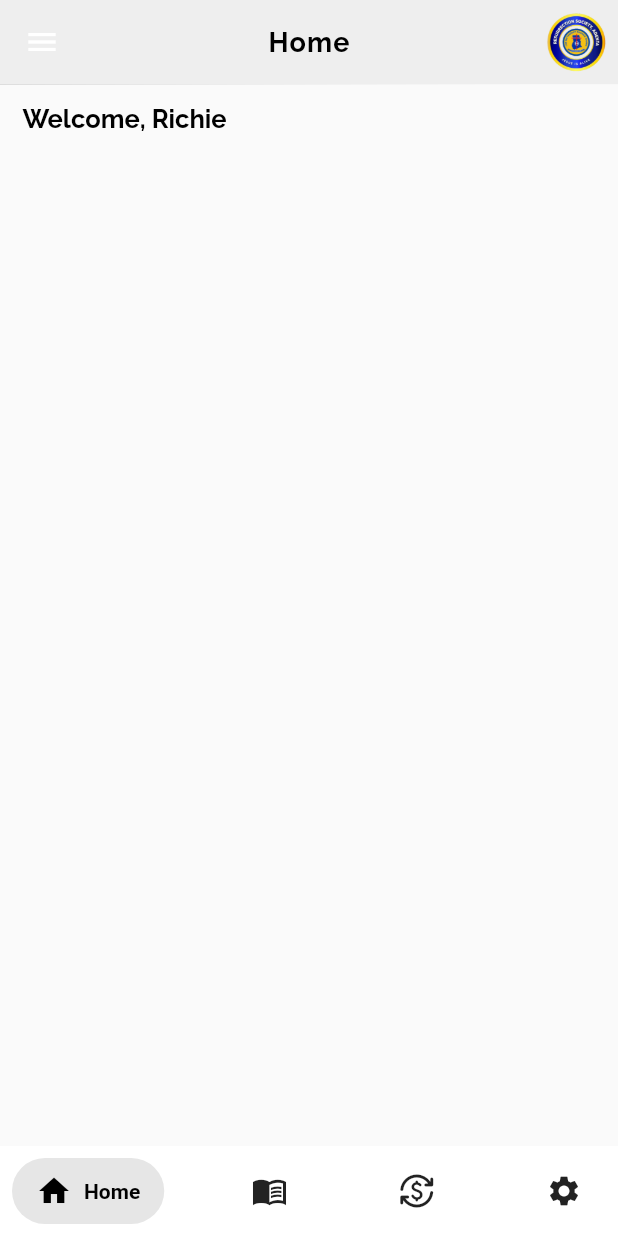
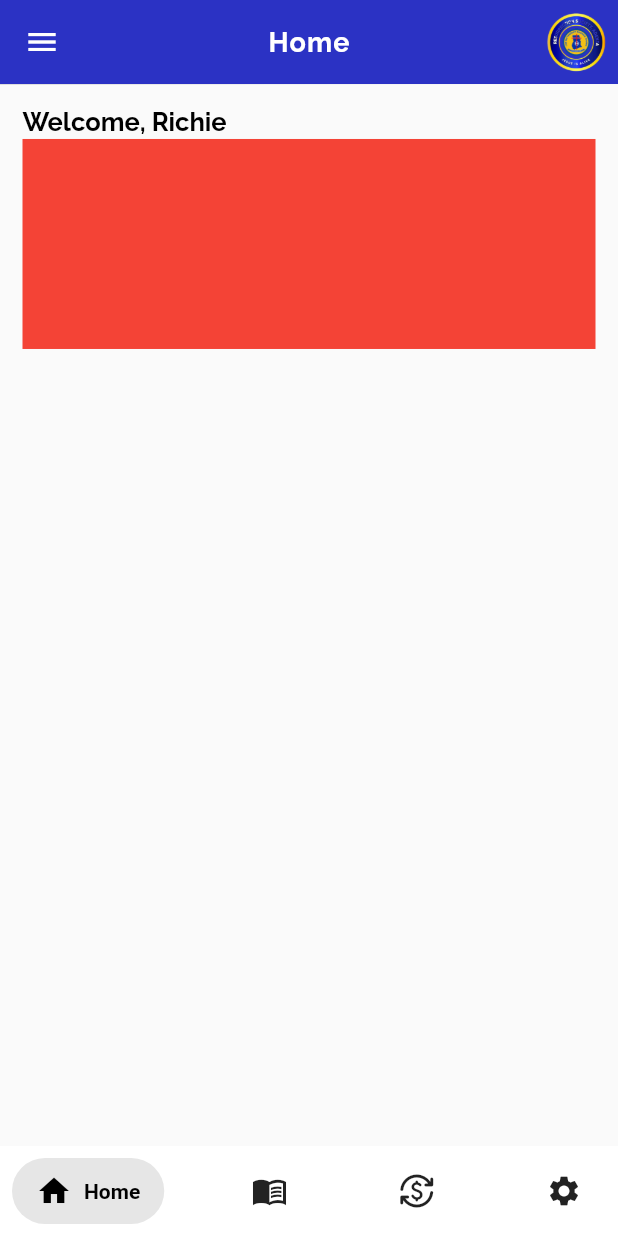
Before and after one commit to richmondquainoo/rmc_app, a Flutter app: the Index screen opened directly, on a phone screen of 412 x 824 dp. Run offline on Flutter 3.47's test engine with Material 2 defaults, Android fonts, the light colour scheme and no system bars; drawn by our look-alikes of salomon_bottom_bar; our stand-ins replace avatar_glow, cached_network_image, google_fonts, pin_code_fields.

Commit message:
Home Screen start

```diff
--- a/lib/screens/Home/HomeScreen.dart
+++ b/lib/screens/Home/HomeScreen.dart
@@ -1,7 +1,7 @@
 import 'package:flutter/material.dart';
 import 'package:google_fonts/google_fonts.dart';
 import 'package:avatar_glow/avatar_glow.dart';
-
+import 'package:cached_network_image/cached_network_image.dart';
 import '../../Components/ListTileMenuComponent.dart';
 import '../../Constants/myColors.dart';
 
@@ -19,14 +19,14 @@ class _HomeScreenState extends State<HomeScreen> {
     return Scaffold(
       appBar: AppBar(
         centerTitle: true,
-        backgroundColor: Colors.grey.shade200,
+        backgroundColor: MAIN_COLOR,
         elevation: 0.2,
         title: Text(
           "Home",
           style: GoogleFonts.raleway(
             fontSize: 18,
             fontWeight: FontWeight.w700,
-            color: Colors.black,
+            color: Colors.white,
             letterSpacing: .75,
           ),
         ),
@@ -36,6 +36,7 @@ class _HomeScreenState extends State<HomeScreen> {
             child: Image.asset("assets/images/rmcLogo.png"),
           )
         ],
+
       ),
       drawer: Drawer(
         child: Material(
@@ -44,6 +45,7 @@ class _HomeScreenState extends State<HomeScreen> {
             children: [
               Expanded(
                 child: ListView(
+                shrinkWrap: true,
                   padding: const EdgeInsets.symmetric(horizontal: 15),
                   children: <Widget>[
                     DrawerHeader(
@@ -219,21 +221,33 @@ class _HomeScreenState extends State<HomeScreen> {
         ),
       ),
       body:  SingleChildScrollView(
-        child: Column(
-          children: [
-            Padding(
-              padding: EdgeInsets.only(left: 15.0,top: 13),
-              child: Text(
+        child: Padding(
+          padding: const EdgeInsets.all(15.0),
+          child: Column(
+            crossAxisAlignment:  CrossAxisAlignment.stretch,
+            children: [
+              Text(
                  'Welcome, Richie',
                 style: GoogleFonts.raleway(
                   fontSize: 17,
                   fontWeight: FontWeight.w700,
                   color: Colors.black,
-
                 ),
               ),
-            ),
-          ],
+              SizedBox(height: MediaQuery.of(context).size.height * 0.002),
+              Container(
+                height: 140,
+                color: Colors.red,
+                child: Column(
+                  children: [
+
+                  ],
+                ),
+              )
+
+
+            ],
+          ),
         ),
       ),
     );
--- a/lib/screens/Index/Index.dart
+++ b/lib/screens/Index/Index.dart
@@ -85,7 +85,7 @@ class _IndexState extends State<Index> {
             ),
             SalomonBottomBarItem(
               icon: Icon(Icons.currency_exchange_rounded),
-              title: Text("Donations"),
+              title: Text("Give"),
               selectedColor: Colors.black,
             ),
             SalomonBottomBarItem(
--- a/pubspec.yaml
+++ b/pubspec.yaml
@@ -45,6 +45,7 @@ dev_dependencies:
   avatar_glow: ^2.0.2
   pin_code_fields: ^7.4.0
   salomon_bottom_bar: ^3.3.1
+  cached_network_image:
 
   # The "flutter_lints" package below contains a set of recommended lints to
   # encourage good coding practices. The lint set provided by the package is
```
Also changed, not shown: pubspec.lock, 1 other file.
